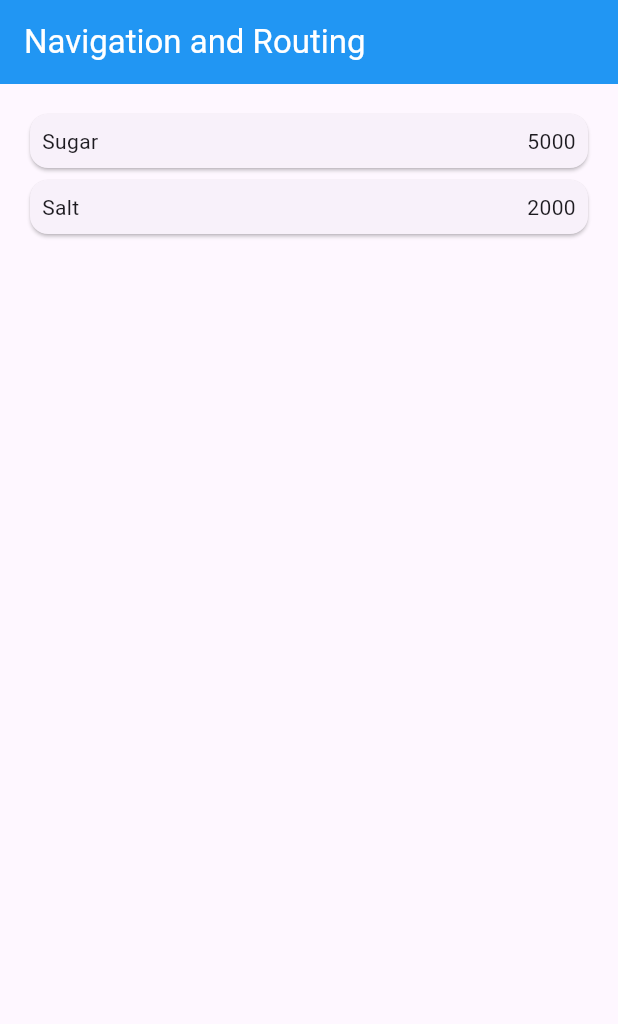
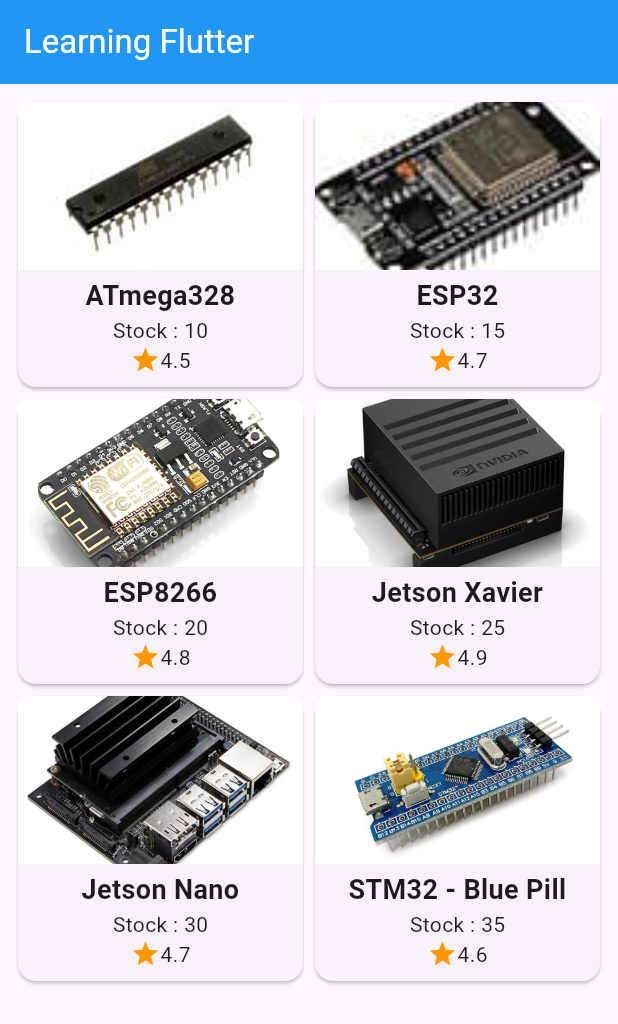
Before and after one commit to andidprastyo/2141720046-mobile-2023, a Flutter app: the screen it shows after launch, on a phone screen of 412 x 824 dp. Shown: the top 1024 px of the screen. Run offline on Flutter 3.47's test engine with Material 2 defaults, Android fonts, the phone set to English and light mode, and no system bars; missing offline and left inert: layout_flutter; key blocks and very long unbroken strings in the code were emptied for the run.

Commit message:
feat:Finished week 8

```diff
--- a/week-08/Src/belanja/lib/Models/item.dart
+++ b/week-08/Src/belanja/lib/Models/item.dart
@@ -1,6 +1,9 @@
 class Item {
   String? name;
+  String? fotoUrl;
   int? price;
+  int? stock;
+  String? rating;
 
-  Item({this.name, this.price});
+  Item({this.name, this.fotoUrl, this.price, this.stock, this.rating});
 }
--- a/week-08/Src/belanja/lib/Pages/home_page.dart
+++ b/week-08/Src/belanja/lib/Pages/home_page.dart
@@ -2,57 +2,101 @@
 import 'package:belanja/Pages/item_page.dart';
 import 'package:belanja/Models/item.dart';
 
-class HomePage extends StatelessWidget {
-  HomePage({super.key});
-  final List<Item> items = [
-    Item(name: 'Sugar', price: 5000),
-    Item(name: 'Salt', price: 2000)
+class HomePage extends StatefulWidget {
+  const HomePage({super.key});
+
+  @override
+  State<HomePage> createState() => _HomePageState();
+}
+
+class _HomePageState extends State<HomePage> {
+  List<Item>? items;
+
+  @override
+  void initState() {
+    // TODO: implement initState
+    //  Item({this.name, this.price, this.image, this.stok, this.rating});
+    items = [
+      Item(name: 'ATmega328', price: 10000, fotoUrl: 'Assets/ATmega328.jpeg', stock: 10, rating: '4.5'),
+      Item(name: 'ESP32', price: 20000, fotoUrl: 'Assets/ESP32.jpeg', stock: 15, rating: '4.7'),
+      Item(name: 'ESP8266', price: 15000, fotoUrl: 'Assets/ESP8266.jpeg', stock: 20, rating: '4.8'),
+      Item(name: 'Jetson Xavier', price: 25000, fotoUrl: 'Assets/Jetson Xavier.jpeg', stock: 25, rating: '4.9'),
+      Item(name: 'Jetson Nano', price: 30000, fotoUrl: 'Assets/Jetson Nano.jpeg', stock: 30, rating: '4.7'),
+      Item(name: 'STM32 - Blue Pill', price: 35000, fotoUrl: 'Assets/STM32 - Blue Pill.jpeg', stock: 35, rating: '4.6'),
     ];
+    super.initState();
+  }
 
   @override
   Widget build(BuildContext context) {
     return Scaffold(
         appBar: AppBar(
           title: const Text(
-          'Navigation and Routing',
+            'Learning Flutter',
             style: TextStyle(color: Colors.white),
           ),
           backgroundColor: Colors.blue,
         ),
-      body: Container(
-        margin: const EdgeInsets.all(8),
-        child: ListView.builder(
+        body: GridView.count(
             padding: const EdgeInsets.all(8),
-          itemCount: items.length,
-          itemBuilder: (context, index) {
-            final item = items[index];
+            crossAxisCount: 2,
+            children: List.generate(items!.length, (index) {
               return InkWell(
                 onTap: () {
                   Navigator.push(
                       context,
                       MaterialPageRoute(
-                        builder: (context) => ItemPage(item: item)));
+                          builder: (context) => ItemPage(item: items![index])));
                 },
                 child: Card(
-                child: Container(
-                  margin: const EdgeInsets.all(8),
-                  child: Row(
+                  child: Column(
+                    mainAxisAlignment: MainAxisAlignment.center,
+                    crossAxisAlignment: CrossAxisAlignment.center,
                     children: [
-                      Expanded(child: Text(item.name!)),
                       Expanded(
-                        child: Text(
-                          item.price.toString(),
-                          textAlign: TextAlign.end,
+                        flex: 2,
+                        child: ClipRRect(
+                          borderRadius: const BorderRadius.only(
+                              topLeft: Radius.circular(8),
+                              topRight: Radius.circular(8)),
+                          child: Hero(
+                            tag: items![index].name!,
+                            child: Image.asset(
+                              items![index].fotoUrl!,
+                              fit: BoxFit.cover,
+                              width: double.maxFinite,
                             ),
+                          ),
+                        ),
+                      ),
+                      const SizedBox(
+                        height: 4,
+                      ),
+                      Text(
+                        items![index].name!,
+                        style: const TextStyle(
+                            fontSize: 18, fontWeight: FontWeight.w600),
+                        textAlign: TextAlign.center,
+                      ),
+                      Text("Stock : ${items![index].stock.toString()}"),
+                      Row(
+                        mainAxisAlignment: MainAxisAlignment.center,
+                        children: [
+                          const Icon(
+                            Icons.star,
+                            color: Colors.orange,
+                            size: 20,
+                          ),
+                          Text(items![index].rating!),
+                        ],
+                      ),
+                      const SizedBox(
+                        height: 8,
                       )
                     ],
                   ),
                 ),
-              ),
               );
-          },
-        ),
-      ),
-    );
+            })));
   }
 }
--- a/week-08/Src/belanja/lib/Pages/item_page.dart
+++ b/week-08/Src/belanja/lib/Pages/item_page.dart
@@ -15,7 +15,28 @@
           ),
           backgroundColor: Colors.blue,
         ),
-      body: Center(child: Text('${item.name} with ${item.price}')),
-    );
+        body: Container(
+          child: Column(
+            children: [
+              Hero(tag: item.name!, child: Image.asset(item.fotoUrl!)),
+              const SizedBox(
+                height: 20,
+              ),
+              Text(
+                item.name!,
+                style:
+                    const TextStyle(fontSize: 40, fontWeight: FontWeight.bold),
+              ),
+              const SizedBox(
+                height: 10,
+              ),
+              Text(
+                "Rp. ${item.price.toString()}",
+                style:
+                    const TextStyle(fontSize: 30, fontWeight: FontWeight.w400),
+              ),
+            ],
+          ),
+        ));
   }
 }
--- a/week-08/Src/belanja/pubspec.yaml
+++ b/week-08/Src/belanja/pubspec.yaml
@@ -59,9 +59,8 @@
   uses-material-design: true
 
   # To add assets to your application, add an assets section, like this:
-  # assets:
-  #   - images/a_dot_burr.jpeg
-  #   - images/a_dot_ham.jpeg
+  assets:
+    - Assets/
 
   # An image asset can refer to one or more resolution-specific "variants", see
   # https://flutter.dev/assets-and-images/#resolution-aware
```
Lines whose indentation alone changed are shown as unchanged.
